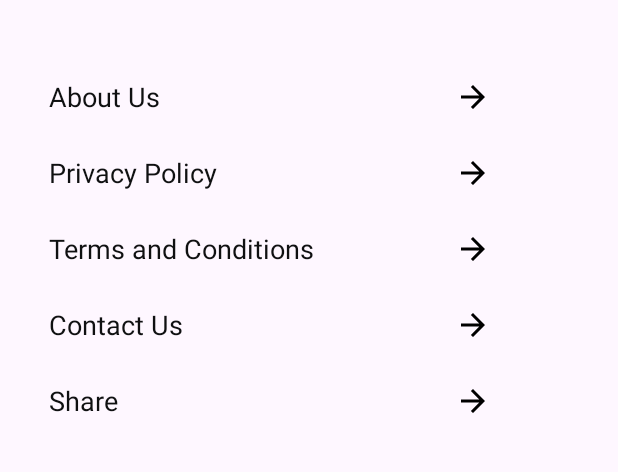
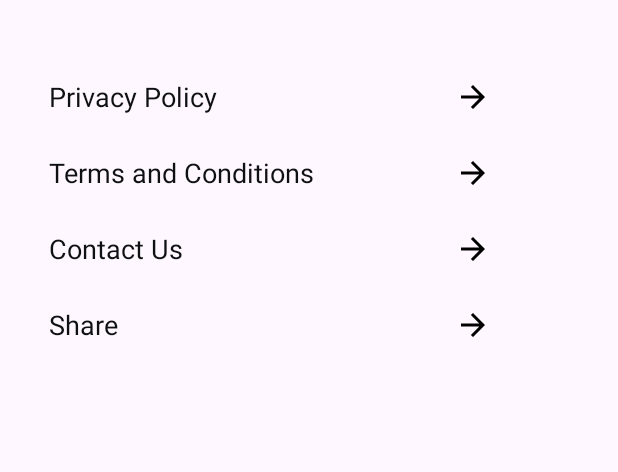
Before and after one commit to thezayin/tiktok_video_downloader, an Android app: the SettingActivity screen opened directly, with no data from a screen before it, after a tap on "Contact Us", on a phone screen of 412 x 824 dp, the part 218-690 px from its top. Run offline under Robolectric (Android 15) with nearby library versions, the phone set to English and light mode, and no system bars; our stand-ins replace AdMob, Dagger/Hilt's generated code, sdp/ssp sizes; 2 statements that could not run were skipped.

Commit message:
Change UI Design

```diff
--- a/app/build.gradle
+++ b/app/build.gradle
@@ -19,7 +19,7 @@ android {
         minSdk 24
         targetSdk 33
         versionCode 1
-        versionName "1.0"
+        versionName "0.0.1"
 
         testInstrumentationRunner "androidx.test.runner.AndroidJUnitRunner"
     }
--- a/app/src/main/java/com/bluelock/tiktokdownloader/ui/activities/SettingActivity.kt
+++ b/app/src/main/java/com/bluelock/tiktokdownloader/ui/activities/SettingActivity.kt
@@ -50,6 +50,12 @@ class SettingActivity : AppCompatActivity() {
 
         observer()
         showNativeAd()
+
+        if (remoteConfig.showTitle) {
+            binding.textView.visibility = View.VISIBLE
+        } else {
+            binding.textView.visibility = View.INVISIBLE
+        }
     }
 
     private fun observer() {
@@ -57,13 +63,28 @@ class SettingActivity : AppCompatActivity() {
             binding.apply {
                 btnBack.setOnClickListener {
                     showInterstitialAd {
-                       finish()
+                        finish()
                     }
                 }
+                lTerm.setOnClickListener {
+                    intent = Intent(
+                        Intent.ACTION_VIEW,
+                        Uri.parse("https://bluelocksolutions.blogspot.com/2023/06/terms-and-conditions-for-tiktok.html")
+                    )
+                    startActivity(intent)
+                }
+                lPrivacy.setOnClickListener {
+                    intent = Intent(
+                        Intent.ACTION_VIEW,
+                        Uri.parse("https://bluelocksolutions.blogspot.com/2023/06/tiktok-downloader.html")
+                    )
+                    startActivity(intent)
+                }
+
                 lContact.setOnClickListener {
                     val emailIntent = Intent(
                         Intent.ACTION_SENDTO,
-                        Uri.parse("mailto:zainshahidbuttt@gamail.com")
+                        Uri.parse("mailto:blue.lock.testing@gamail.com")
                     )
                     emailIntent.putExtra(Intent.EXTRA_SUBJECT, "FB Reel Downloader")
                     emailIntent.putExtra(Intent.EXTRA_TEXT, "your message here")
@@ -77,7 +98,7 @@ class SettingActivity : AppCompatActivity() {
                         var shareMessage = "\nLet me recommend you this application\n\n"
                         shareMessage =
                             """
-                            ${shareMessage + "https://play.google.com/store/apps/details?id=" + BuildConfig.APPLICATION_ID}
+                            ${shareMessage + "https://play.google.com/store/apps/details?id=com.bluelock.tiktokdownloader"}
                             """.trimIndent()
                         shareIntent.putExtra(Intent.EXTRA_TEXT, shareMessage)
                         startActivity(Intent.createChooser(shareIntent, "choose one"))
@@ -116,6 +137,8 @@ class SettingActivity : AppCompatActivity() {
                 }
                 ad.show(this)
             }
+        }else{
+            callback.invoke()
         }
     }
 
--- a/app/src/main/java/com/bluelock/tiktokdownloader/ui/activities/SplashActivity.kt
+++ b/app/src/main/java/com/bluelock/tiktokdownloader/ui/activities/SplashActivity.kt
@@ -79,7 +79,7 @@ class SplashActivity : AppCompatActivity() {
     }
 
     fun navigateToNextScreen() {
-        this?.let {
+        this.let {
             val intent = Intent(it, MainActivity::class.java)
             it.startActivity(intent)
         }
@@ -104,7 +104,5 @@ class SplashActivity : AppCompatActivity() {
         }
         ad.show(this)
         return true
-
-        return false
     }
 }
--- a/app/src/main/res/layout/activity_setting.xml
+++ b/app/src/main/res/layout/activity_setting.xml
@@ -29,45 +29,15 @@
         app:layout_constraintStart_toStartOf="parent"
         app:layout_constraintTop_toBottomOf="@id/btn_back" />
 
-    <androidx.constraintlayout.widget.ConstraintLayout
-        android:paddingHorizontal="@dimen/_25sdp"
-        android:id="@+id/l_about"
-        android:layout_width="match_parent"
-        android:layout_height="wrap_content"
-        android:layout_marginTop="@dimen/_40sdp"
-        app:layout_constraintStart_toStartOf="@+id/textView"
-        app:layout_constraintTop_toBottomOf="@+id/textView">
-
-        <TextView
-            android:id="@+id/tv_about"
-            android:layout_width="wrap_content"
-            android:layout_height="wrap_content"
-            android:text="About Us"
-            android:textColor="@color/woodsmoke"
-            android:textSize="@dimen/_14ssp"
-            app:layout_constraintBottom_toBottomOf="parent"
-            app:layout_constraintStart_toStartOf="parent"
-            app:layout_constraintTop_toTopOf="parent" />
-
-        <ImageView
-            android:id="@+id/ic_forward"
-            android:layout_width="wrap_content"
-            android:layout_height="wrap_content"
-            android:layout_marginEnd="@dimen/_40sdp"
-            android:background="@drawable/ic_forward"
-            app:layout_constraintBottom_toBottomOf="parent"
-            app:layout_constraintEnd_toEndOf="parent"
-            app:layout_constraintTop_toTopOf="parent" />
-    </androidx.constraintlayout.widget.ConstraintLayout>
 
     <androidx.constraintlayout.widget.ConstraintLayout
         android:id="@+id/l_privacy"
         android:layout_width="match_parent"
         android:layout_height="wrap_content"
         android:paddingHorizontal="@dimen/_25sdp"
-        android:layout_marginTop="@dimen/_20sdp"
+        android:layout_marginTop="@dimen/_40sdp"
         app:layout_constraintStart_toStartOf="@+id/textView"
-        app:layout_constraintTop_toBottomOf="@+id/l_about">
+        app:layout_constraintTop_toBottomOf="@+id/textView">
 
         <TextView
             android:id="@+id/tv_privacy"
--- a/app/src/main/res/values/strings.xml
+++ b/app/src/main/res/values/strings.xml
@@ -1,5 +1,5 @@
 <resources>
-    <string name="app_name">Tiktok Downloader</string>
+    <string name="app_name">Tik Tok Downloader</string>
     <!-- TODO: Remove or change this placeholder text -->
     <string name="hello_blank_fragment">Hello blank fragment</string>
 </resources>
```
Also changed, not shown: app/src/main/java/com/bluelock/tiktokdownloader/remote/RemoteConfig.kt (+6 -1 lines), app/src/main/java/com/bluelock/tiktokdownloader/ui/activities/MainActivity.kt (+9 -2 lines), app/src/main/res/values/colors.xml (+0 -15 lines), 1 other file.
